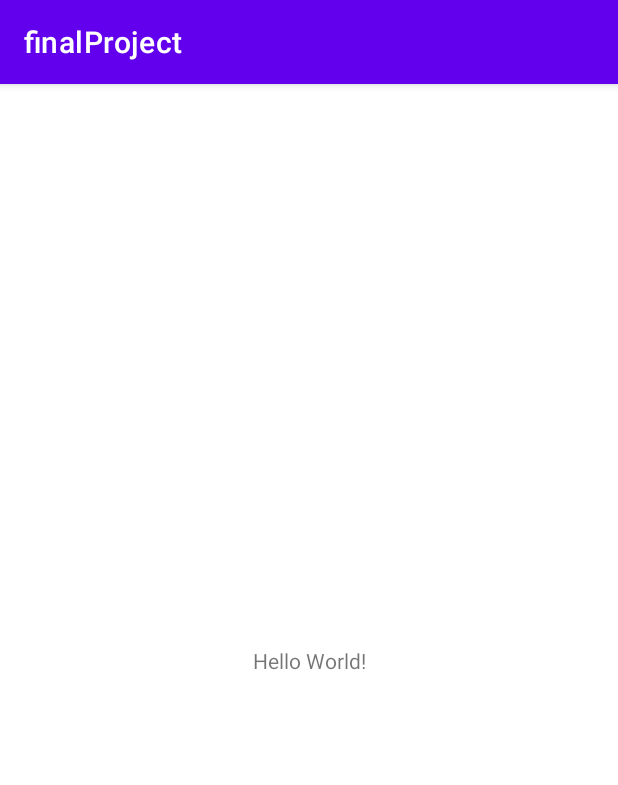
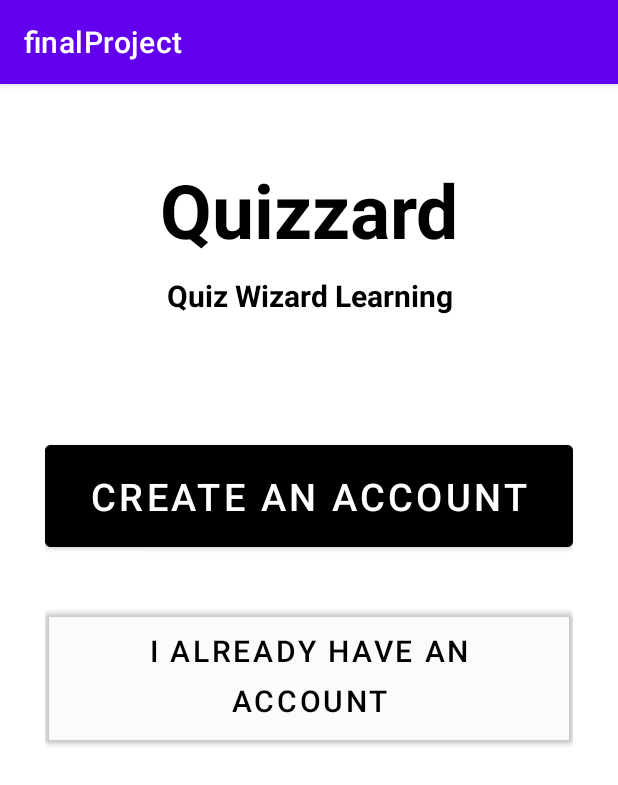
Before and after one commit to sell50/MobileDevProject, an Android app: the screen it shows after launch (MainActivity), on a phone screen of 412 x 824 dp. Shown: the top 785 px of the screen. Run offline under Robolectric (Android 15) with nearby library versions, the phone set to English and light mode, and no system bars.

Commit message:
Add Main Layout

```diff
--- a/app/src/main/res/layout/activity_main.xml
+++ b/app/src/main/res/layout/activity_main.xml
@@ -1,18 +1,55 @@
 <?xml version="1.0" encoding="utf-8"?>
-<androidx.constraintlayout.widget.ConstraintLayout xmlns:android="http://schemas.android.com/apk/res/android"
+<LinearLayout xmlns:android="http://schemas.android.com/apk/res/android"
     xmlns:app="http://schemas.android.com/apk/res-auto"
     xmlns:tools="http://schemas.android.com/tools"
     android:layout_width="match_parent"
     android:layout_height="match_parent"
+    android:layout_marginLeft="20dp"
+
+    android:layout_marginRight="20dp"
+    android:orientation="vertical"
+    android:padding="10dp"
     tools:context=".MainActivity">
 
     <TextView
-        android:layout_width="wrap_content"
+        android:layout_width="match_parent"
         android:layout_height="wrap_content"
-        android:text="Hello World!"
-        app:layout_constraintBottom_toBottomOf="parent"
-        app:layout_constraintLeft_toLeftOf="parent"
-        app:layout_constraintRight_toRightOf="parent"
-        app:layout_constraintTop_toTopOf="parent" />
+        android:layout_marginTop="40dp"
+        android:layout_marginBottom="10dp"
+        android:gravity="center_horizontal"
+        android:text="Quizzard"
+        android:textColor="@color/black"
+        android:textSize="50dp"
+        android:textStyle="bold" />
 
-</androidx.constraintlayout.widget.ConstraintLayout>
+    <TextView
+        android:layout_width="match_parent"
+        android:layout_height="wrap_content"
+        android:layout_marginBottom="80dp"
+        android:gravity="center_horizontal"
+        android:text="Quiz Wizard Learning"
+        android:textColor="@color/black"
+        android:textSize="20dp"
+        android:textStyle="bold" />
+
+    <Button
+        android:id="@+id/signup"
+        android:layout_width="match_parent"
+        android:layout_height="80dp"
+        android:layout_marginBottom="30dp"
+        android:backgroundTint="@color/black"
+        android:text="Create an Account"
+        android:textSize="25dp" />
+
+    <Button
+        android:id="@+id/signin"
+        android:layout_width="match_parent"
+        android:layout_height="100dp"
+        android:layout_marginBottom="30dp"
+        android:backgroundTint="#02000000"
+        android:text="I already have an account"
+        android:textColor="@color/black"
+        android:textSize="20dp"
+        android:lineSpacingExtra="10dp"/>
+
+</LinearLayout>
```
